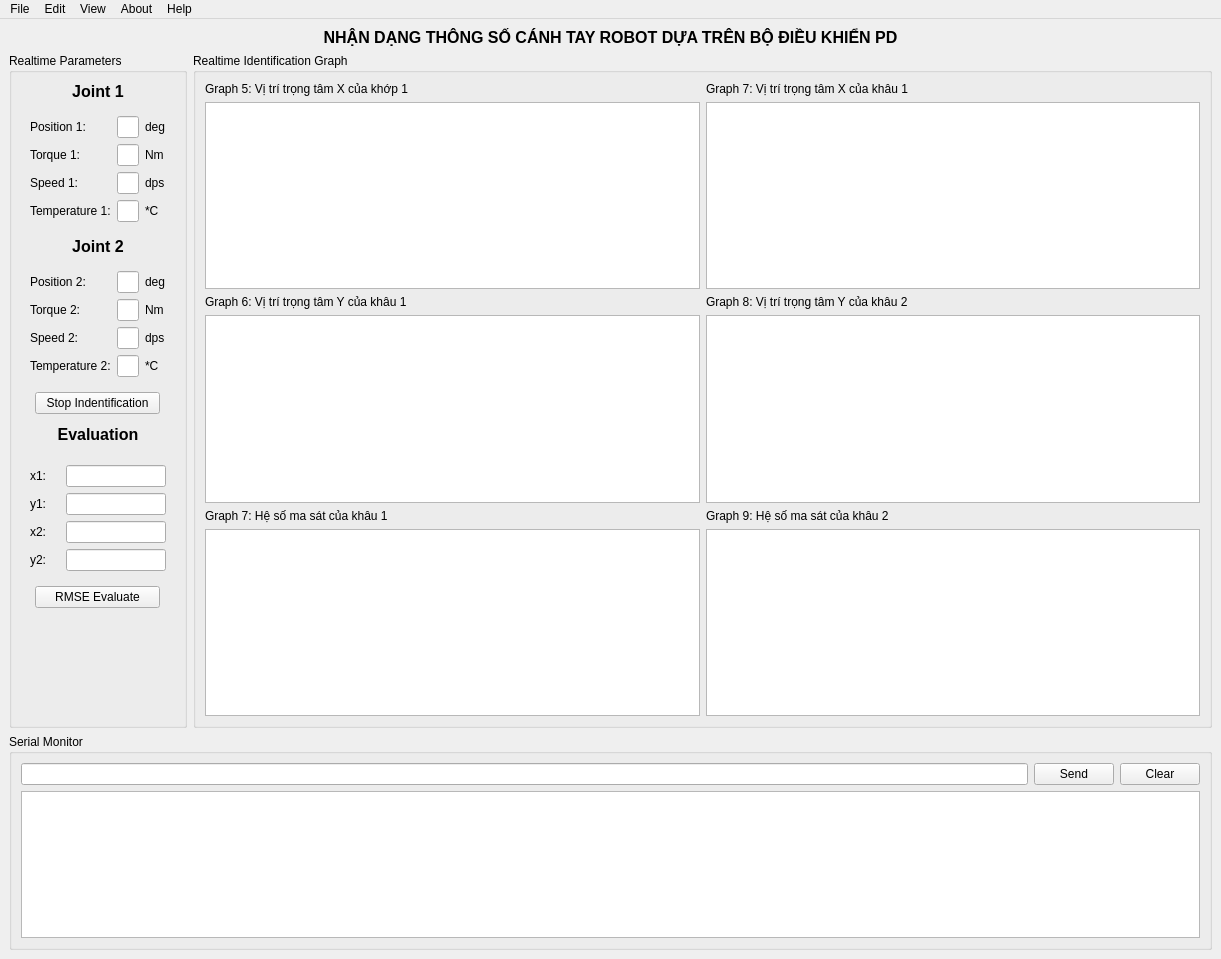
First picture: the form in gui.ui, repository duykienphan/DoAnRobot, before the edit.
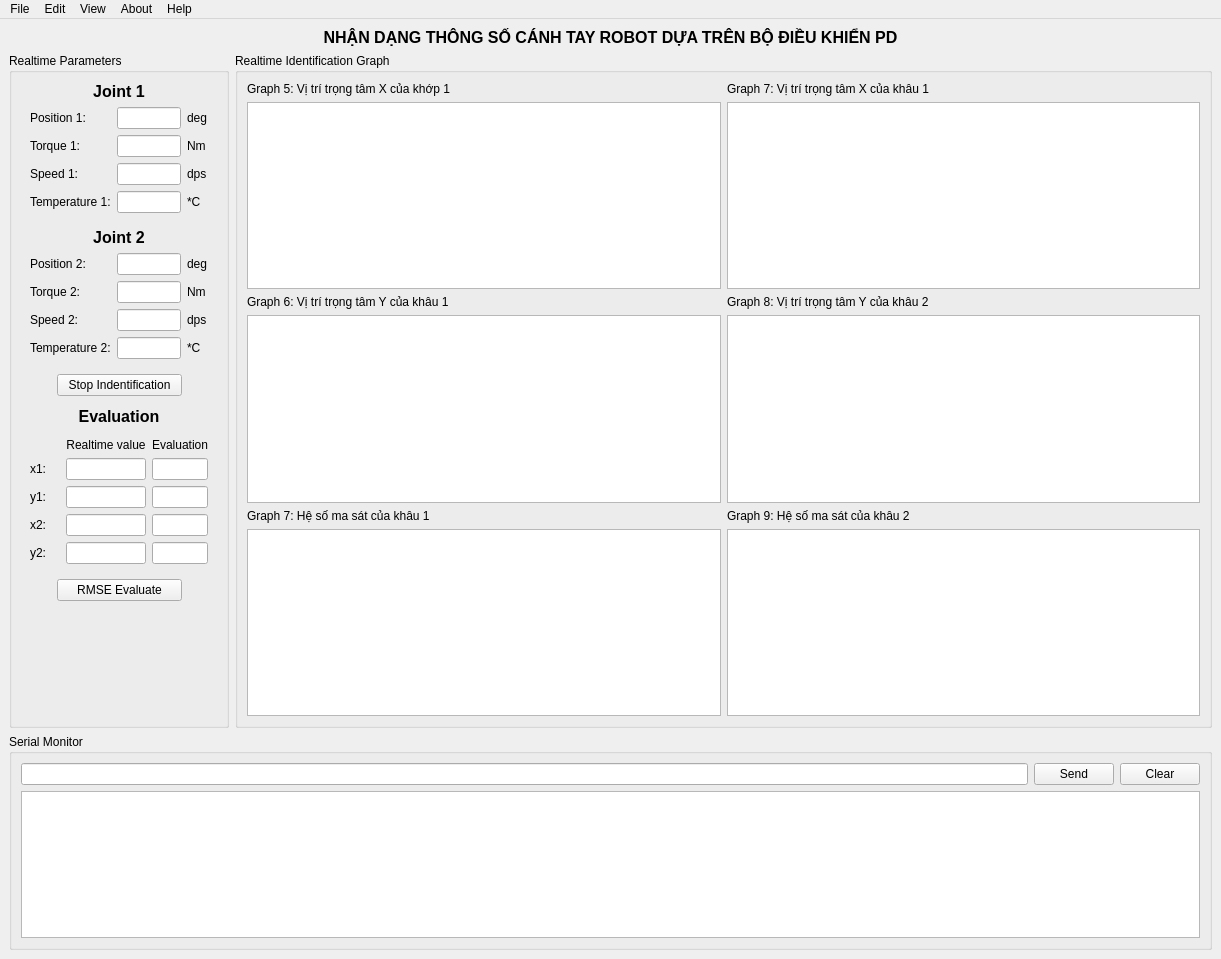
Second picture: the form after the edit. Custom widgets are drawn as their Qt base class.

Commit message: identified values display

Diff of the .ui file:
```diff
--- a/gui.ui
+++ b/gui.ui
@@ -905,6 +905,9 @@
            <item>
             <widget class="QWidget" name="widget_14" native="true">
              <layout class="QGridLayout" name="gridLayout_4">
+              <property name="topMargin">
+               <number>0</number>
+              </property>
               <item row="1" column="1">
                <widget class="QLineEdit" name="lineEdit_11">
                 <property name="readOnly">
@@ -1002,6 +1005,9 @@
            <item>
             <widget class="QWidget" name="widget_2" native="true">
              <layout class="QGridLayout" name="gridLayout_5">
+              <property name="topMargin">
+               <number>0</number>
+              </property>
               <item row="2" column="0">
                <widget class="QLabel" name="label_27">
                 <property name="text">
@@ -1174,39 +1180,16 @@
               </size>
              </property>
              <layout class="QGridLayout" name="gridLayout_7">
-              <item row="0" column="0">
-               <widget class="QLabel" name="label_48">
-                <property name="minimumSize">
-                 <size>
-                  <width>30</width>
-                  <height>0</height>
-                 </size>
-                </property>
-                <property name="text">
-                 <string>x1:</string>
-                </property>
-               </widget>
+              <property name="topMargin">
+               <number>0</number>
+              </property>
+              <item row="3" column="1">
+               <widget class="QLineEdit" name="lineEdit_24"/>
               </item>
-              <item row="0" column="1">
+              <item row="1" column="2">
                <widget class="QLineEdit" name="lineEdit_18"/>
               </item>
-              <item row="1" column="0">
-               <widget class="QLabel" name="label_49">
-                <property name="minimumSize">
-                 <size>
-                  <width>30</width>
-                  <height>0</height>
-                 </size>
-                </property>
-                <property name="text">
-                 <string>y1:</string>
-                </property>
-               </widget>
-              </item>
-              <item row="1" column="1">
-               <widget class="QLineEdit" name="lineEdit_19"/>
-              </item>
-              <item row="2" column="0">
+              <item row="3" column="0">
                <widget class="QLabel" name="label_50">
                 <property name="minimumSize">
                  <size>
@@ -1219,14 +1202,33 @@
                 </property>
                </widget>
               </item>
-              <item row="2" column="1">
-               <widget class="QLineEdit" name="lineEdit_20">
+              <item row="4" column="2">
+               <widget class="QLineEdit" name="lineEdit_21">
                 <property name="readOnly">
                  <bool>true</bool>
                 </property>
                </widget>
               </item>
-              <item row="3" column="0">
+              <item row="1" column="1">
+               <widget class="QLineEdit" name="lineEdit_22"/>
+              </item>
+              <item row="2" column="1">
+               <widget class="QLineEdit" name="lineEdit_23"/>
+              </item>
+              <item row="2" column="0">
+               <widget class="QLabel" name="label_49">
+                <property name="minimumSize">
+                 <size>
+                  <width>30</width>
+                  <height>0</height>
+                 </size>
+                </property>
+                <property name="text">
+                 <string>y1:</string>
+                </property>
+               </widget>
+              </item>
+              <item row="4" column="0">
                <widget class="QLabel" name="label_51">
                 <property name="minimumSize">
                  <size>
@@ -1239,13 +1241,46 @@
                 </property>
                </widget>
               </item>
-              <item row="3" column="1">
-               <widget class="QLineEdit" name="lineEdit_21">
+              <item row="3" column="2">
+               <widget class="QLineEdit" name="lineEdit_20">
                 <property name="readOnly">
                  <bool>true</bool>
                 </property>
                </widget>
               </item>
+              <item row="2" column="2">
+               <widget class="QLineEdit" name="lineEdit_19"/>
+              </item>
+              <item row="4" column="1">
+               <widget class="QLineEdit" name="lineEdit_25"/>
+              </item>
+              <item row="1" column="0">
+               <widget class="QLabel" name="label_48">
+                <property name="minimumSize">
+                 <size>
+                  <width>30</width>
+                  <height>0</height>
+                 </size>
+                </property>
+                <property name="text">
+                 <string>x1:</string>
+                </property>
+               </widget>
+              </item>
+              <item row="0" column="1">
+               <widget class="QLabel" name="label_53">
+                <property name="text">
+                 <string>&lt;html&gt;&lt;head/&gt;&lt;body&gt;&lt;p align=&quot;center&quot;&gt;Realtime value&lt;/p&gt;&lt;/body&gt;&lt;/html&gt;</string>
+                </property>
+               </widget>
+              </item>
+              <item row="0" column="2">
+               <widget class="QLabel" name="label_54">
+                <property name="text">
+                 <string>&lt;html&gt;&lt;head/&gt;&lt;body&gt;&lt;p align=&quot;center&quot;&gt;Evaluation&lt;/p&gt;&lt;/body&gt;&lt;/html&gt;</string>
+                </property>
+               </widget>
+              </item>
              </layout>
             </widget>
            </item>
@@ -1277,7 +1312,7 @@
                 </property>
                 <property name="sizeHint" stdset="0">
                  <size>
-                  <width>31</width>
+                  <width>32</width>
                   <height>20</height>
                  </size>
                 </property>
@@ -1303,7 +1338,7 @@
                 </property>
                 <property name="sizeHint" stdset="0">
                  <size>
-                  <width>31</width>
+                  <width>32</width>
                   <height>20</height>
                  </size>
                 </property>
```
The commit also changes 2 other files.
